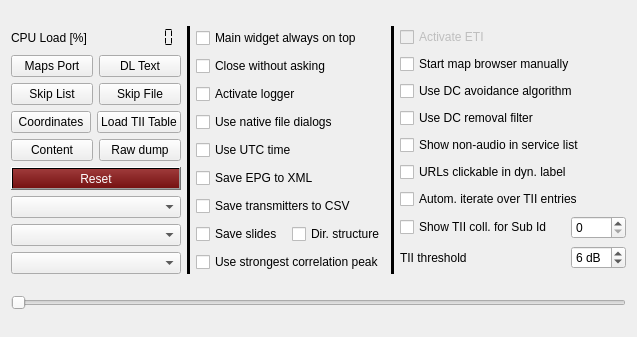
Before: the Qt Designer form src/configuration/configuration.ui in tomneda/DABstar, drawn with Qt 5.
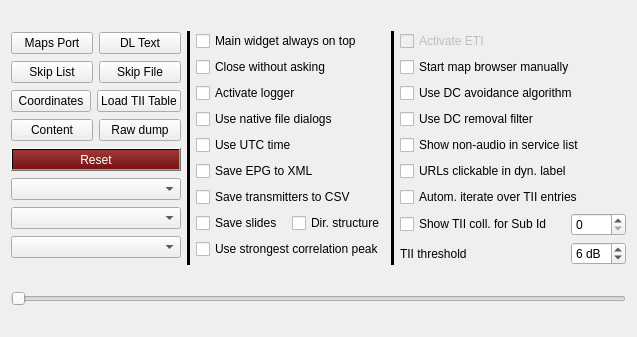
After: the same form once the commit is applied.

Commit message:
Remove CPU monitoring feature and related UI elements
- Deleted CPU monitoring logic, including `get_cpu_times` and timer handler.
- Removed `cpuMonitor` widget and layout from the configuration UI.
- Adjusted widget geometry defaults after UI update.
- Cleaned unused variable `mNumberOfSeconds` from `dabradio.h`.

The edit to the form file:
```diff
--- a/src/configuration/configuration.ui
+++ b/src/configuration/configuration.ui
@@ -18,45 +18,6 @@
     <layout class="QHBoxLayout" name="horizontalLayout_5">
      <item>
       <layout class="QVBoxLayout" name="verticalLayout_3">
-       <item>
-        <layout class="QFormLayout" name="formLayout">
-         <item row="0" column="0">
-          <widget class="QLabel" name="label_7">
-           <property name="maximumSize">
-            <size>
-             <width>16777215</width>
-             <height>24</height>
-            </size>
-           </property>
-           <property name="text">
-            <string>CPU Load [%]</string>
-           </property>
-          </widget>
-         </item>
-         <item row="0" column="1">
-          <widget class="QLCDNumber" name="cpuMonitor">
-           <property name="maximumSize">
-            <size>
-             <width>16777215</width>
-             <height>24</height>
-            </size>
-           </property>
-           <property name="frameShape">
-            <enum>QFrame::Shape::NoFrame</enum>
-           </property>
-           <property name="smallDecimalPoint">
-            <bool>true</bool>
-           </property>
-           <property name="digitCount">
-            <number>7</number>
-           </property>
-           <property name="segmentStyle">
-            <enum>QLCDNumber::SegmentStyle::Flat</enum>
-           </property>
-          </widget>
-         </item>
-        </layout>
-       </item>
        <item>
         <layout class="QHBoxLayout" name="horizontalLayout" stretch="0,0">
          <item>
```
The commit also changes 3 other files.
